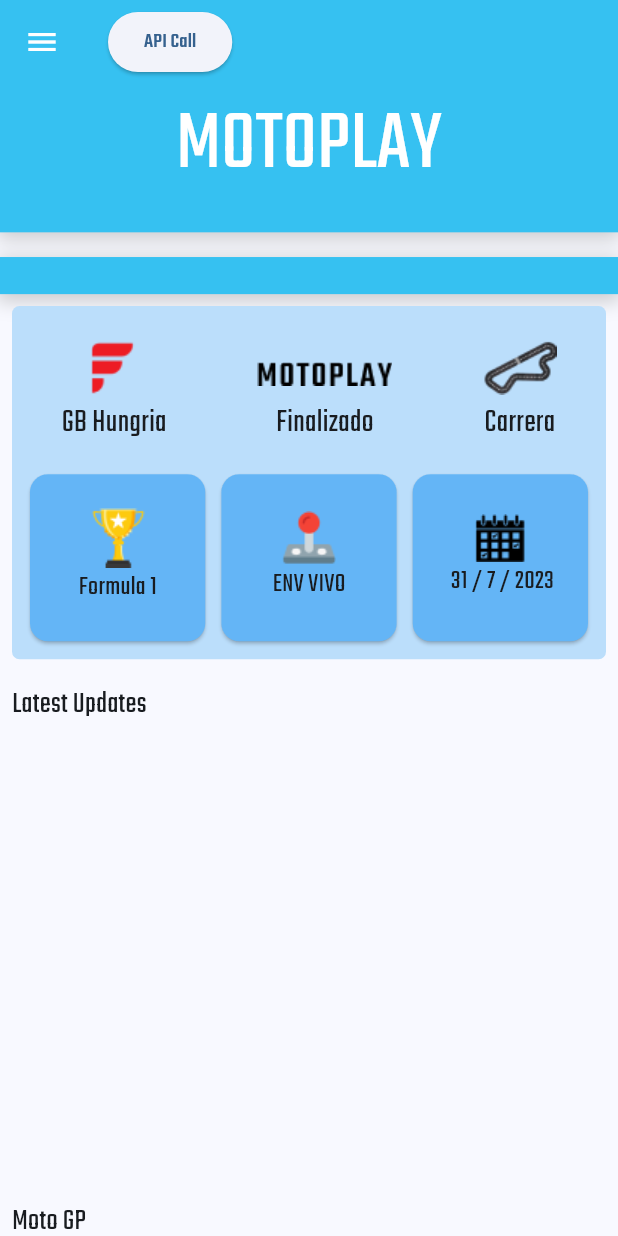
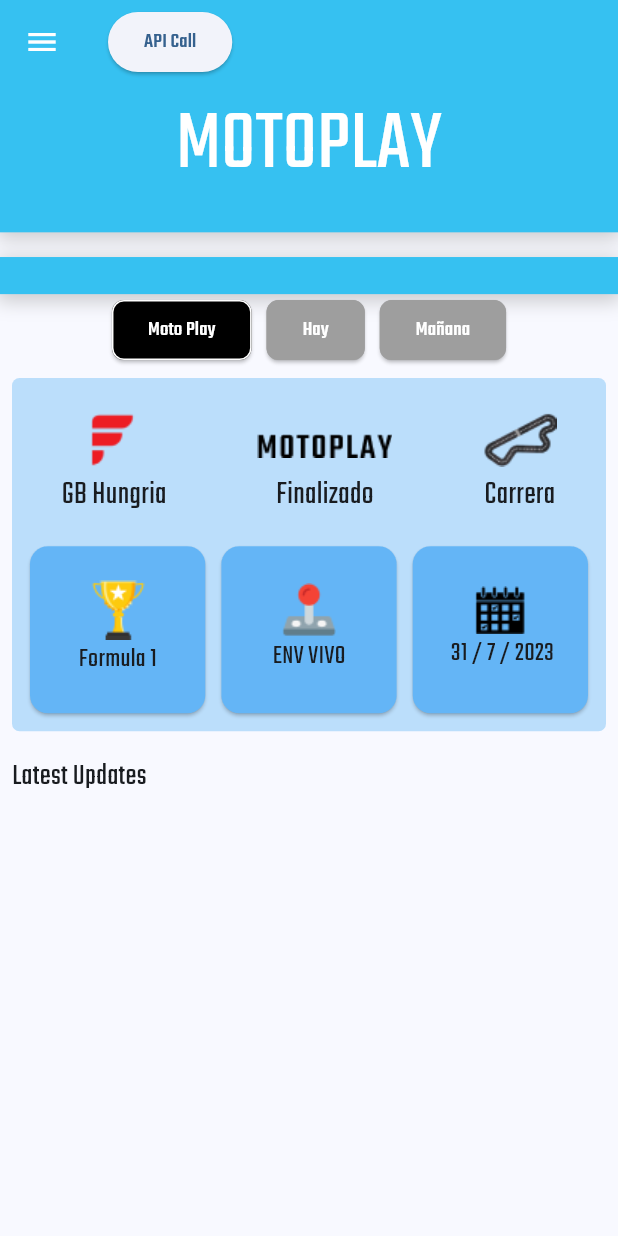
Before and after one commit to Imatifdev/motoplay, a Flutter app: the screen it shows after launch, after a tap on "API Call", on a phone screen of 412 x 824 dp. Run offline on Flutter 3.47's test engine with Material 2 defaults, Android fonts, the phone set to English and light mode, and no system bars; our stand-ins replace google_fonts; missing offline and left inert: blogger_api; network calls fail.

Commit message:
updated dashboard

```diff
--- a/lib/screens/dashboard.dart
+++ b/lib/screens/dashboard.dart
@@ -7,13 +7,9 @@
 import 'package:motplay/screens/configration.dart';
 import 'package:motplay/screens/dmca.dart';
 import 'package:motplay/screens/privacy-policy.dart';
-import 'package:xml/xml.dart' as xml;
-import '../models/new_post.dart' hide Image;
-import '../models/post_model.dart' hide Image;
 import '../test/html_view.dart';
 import '../utils/constanst.dart';
 import '../utils/mycolors.dart';
-import 'donation.dart';
 
 class Dashboard extends StatefulWidget {
   const Dashboard({super.key});
@@ -45,15 +41,12 @@
   }
 
   Future<Map<String, String?>?> fetchPosts(String blogId, String apiKey) async {
-    String url =
-        'https://www.googleapis.com/blogger/v3/blogs/$blogId/posts?key=$apiKey';
+  String url = 'https://www.googleapis.com/blogger/v3/blogs/$blogId/posts?key=$apiKey';
   http.Response response = await http.get(Uri.parse(url));
 
   if (response.statusCode == 200) {
     Map<String, dynamic> jsonData = jsonDecode(response.body);
 
-    if (response.statusCode == 200) {
-      Map<String, dynamic> jsonData = jsonDecode(response.body);
 
     if (jsonData.containsKey('items') && jsonData['items'] is List) {
       List<dynamic> items = jsonData['items'];
@@ -79,12 +72,6 @@
           posts.add(post);
         });
       }
-
-        return posts[1];
-      } else {
-        // Handle invalid API response
-        print('Invalid API response: items not found');
-      }
       for (var post in posts) {
         String? title = post['title'];
                if (title != null) {
@@ -102,6 +89,10 @@
       }
       return posts[1];
     } else {
+      // Handle invalid API response
+      print('Invalid API response: items not found');
+    }
+  } else {
     // Handle HTTP request error
     print('HTTP request failed with status code: ${response.statusCode}');
   }
@@ -109,12 +100,6 @@
   // Return null in case of an error
   return null;
 }
-
-  // Return null in case of an error
-  return null;
-}
-
-  int selectedButton = 0; // Track the selected button
 
   @override
   Widget build(BuildContext context) {
@@ -199,11 +184,7 @@
               height: 0,
               thickness: 0.5,
             ),
-            ListTile(
-              onTap: () {
-                Navigator.push(
-                    context, MaterialPageRoute(builder: (ctx) => Donation()));
-              },
+            const ListTile(
               leading: ImageIcon(AssetImage("assets/images/icons7.png")),
               title: Text(
                 "Donación",
@@ -361,37 +342,70 @@
                 children: [],
               ),
             ),
-            // Row(
-            //   mainAxisAlignment: MainAxisAlignment.center,
-            //   children: [
-            //     ElevatedButton(
-            //       onPressed: () {
-            //         // setState(() {
-            //         //   selectedButton = 1;
-            //         // });
-            //       },
-            //       child: const Text('Button 1'),
-            //     ),
-            //     const SizedBox(width: 10),
-            //     ElevatedButton(
-            //       onPressed: () {
-            //         // setState(() {
-            //         //   selectedButton = 2;
-            //         // });
-            //       },
-            //       child: const Text('Button 2'),
-            //     ),
-            //     const SizedBox(width: 10),
-            //     ElevatedButton(
-            //       onPressed: () {
-            //         // setState(() {
-            //         //   selectedButton = 3;
-            //         // });
-            //       },
-            //       child: const Text('Button 3'),
-            //     ),
-            //   ],
-            // ),
+            Row(
+              mainAxisAlignment: MainAxisAlignment.center,
+              children: [
+                ElevatedButton(
+                  onPressed: () {
+                    setState(() {
+                      selectedButton = 1; // Update the selectedButton to 1
+                    });
+                  },
+                  style: ElevatedButton.styleFrom(
+                    primary: selectedButton == 1 ? Colors.black : Colors.grey,
+                    onPrimary: Colors.white,
+                    shape: RoundedRectangleBorder(
+                      borderRadius: BorderRadius.circular(8.0),
+                      side: BorderSide(
+                        color: selectedButton == 1 ? Colors.white : Colors.grey,
+                      ),
+                    ),
+                  ),
+                  child: const Text('Moto Play'),
+                ),
+                const SizedBox(width: 10),
+                ElevatedButton(
+                  onPressed: () {
+                    setState(() {
+                      selectedButton = 2; // Update the selectedButton to 2
+                    });
+                  },
+                  style: ElevatedButton.styleFrom(
+                    primary: selectedButton == 2 ? Colors.black : Colors.grey,
+                    onPrimary: Colors.white,
+                    shape: RoundedRectangleBorder(
+                      borderRadius: BorderRadius.circular(8.0),
+                      side: BorderSide(
+                        color: selectedButton == 2 ? Colors.white : Colors.grey,
+                      ),
+                    ),
+                  ),
+                  child: const Text('Hay'),
+                ),
+                const SizedBox(width: 10),
+                ElevatedButton(
+                  onPressed: () {
+                    setState(() {
+                      selectedButton = 3; // Update the selectedButton to 3
+                    });
+                  },
+                  style: ElevatedButton.styleFrom(
+                    primary: selectedButton == 3 ? Colors.black : Colors.grey,
+                    onPrimary: Colors.white,
+                    shape: RoundedRectangleBorder(
+                      borderRadius: BorderRadius.circular(8.0),
+                      side: BorderSide(
+                        color: selectedButton == 3 ? Colors.white : Colors.grey,
+                      ),
+                    ),
+                  ),
+                  child: const Text(
+                    'Mañana',
+                    style: TextStyle(color: Colors.white),
+                  ),
+                ),
+              ],
+            ),
             Padding(
               padding: const EdgeInsets.all(8.0),
               child: Container(
```
Lines whose indentation alone changed are shown as unchanged.
